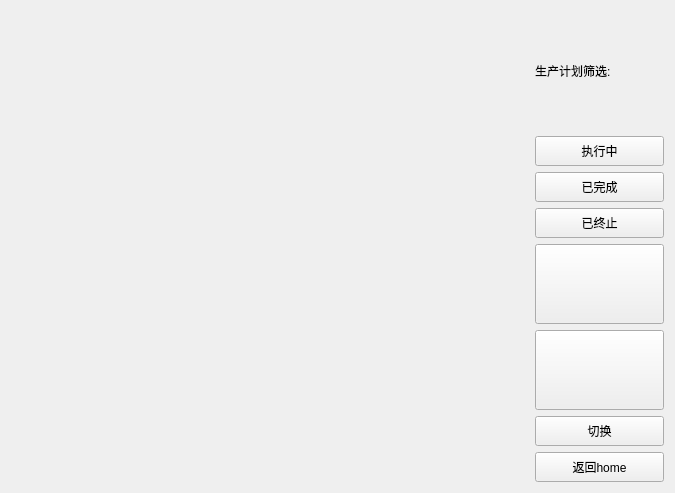
Qt form createtab/program2.ui (wangxu989/QTcheck-worker) before a commit.
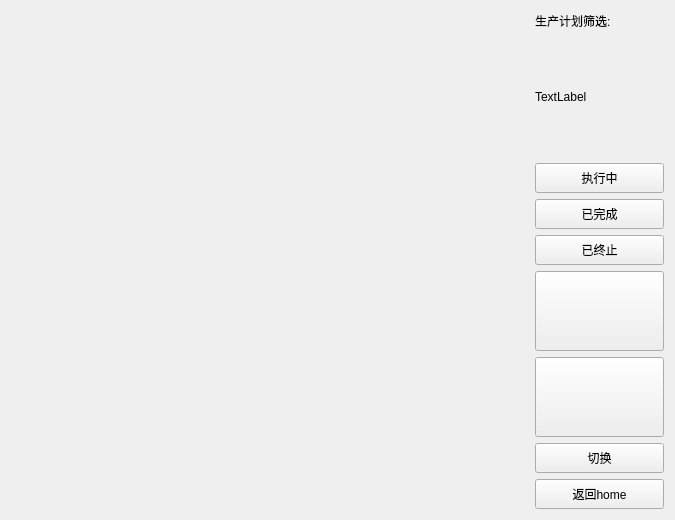
The same form after that commit. Icons and pictures are not drawn.

```diff
--- a/createtab/program2.ui
+++ b/createtab/program2.ui
@@ -18,7 +18,7 @@
     <widget class="QWidget" name="widget" native="true"/>
    </item>
    <item>
-    <layout class="QVBoxLayout" name="verticalLayout" stretch="0,0,0,0,0,0,0,0">
+    <layout class="QVBoxLayout" name="verticalLayout" stretch="0,0,0,0,0,0,0,0,0">
      <item>
       <layout class="QHBoxLayout" name="horizontalLayout">
        <item>
@@ -55,6 +55,19 @@
        </item>
       </layout>
      </item>
+     <item>
+      <widget class="QLabel" name="label_2">
+       <property name="minimumSize">
+        <size>
+         <width>0</width>
+         <height>120</height>
+        </size>
+       </property>
+       <property name="text">
+        <string>TextLabel</string>
+       </property>
+      </widget>
+     </item>
      <item>
       <widget class="QPushButton" name="pushButton">
        <property name="sizePolicy">
```
